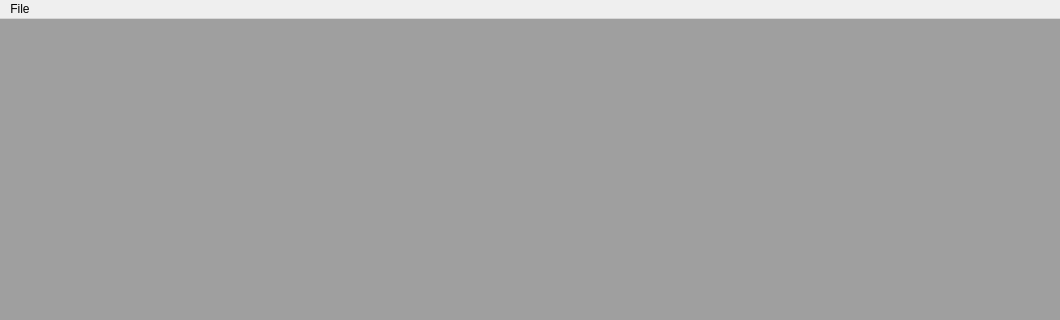
Above: native/src/DovahKit/ui/main_window.ui from DavidJCobb/DovahKit before the change; both pictures show x 0 to 1060 and y 0 to 320 of the 1060 by 793 pixel window. Below: the same form after it.
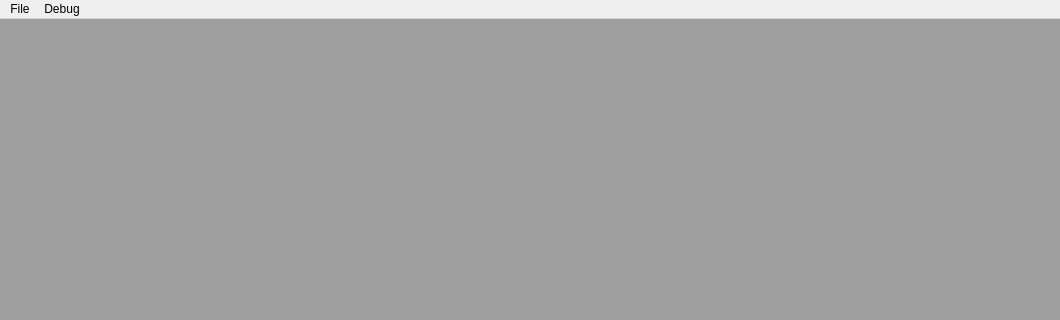
That is the form after the change.

```diff
--- a/native/src/DovahKit/ui/main_window.ui
+++ b/native/src/DovahKit/ui/main_window.ui
@@ -49,7 +49,14 @@
     <addaction name="actionEditFileMetadata"/>
     <addaction name="actionSave"/>
    </widget>
+   <widget class="QMenu" name="menuDebug">
+    <property name="title">
+     <string>Debug</string>
+    </property>
+    <addaction name="actionDebugGetRecordSizeStats"/>
+   </widget>
    <addaction name="menuFile"/>
+   <addaction name="menuDebug"/>
   </widget>
   <widget class="QStatusBar" name="statusbar"/>
   <action name="actionOpen">
```
Left out of the diff: 5 changed lines with no effect on the pictures.
